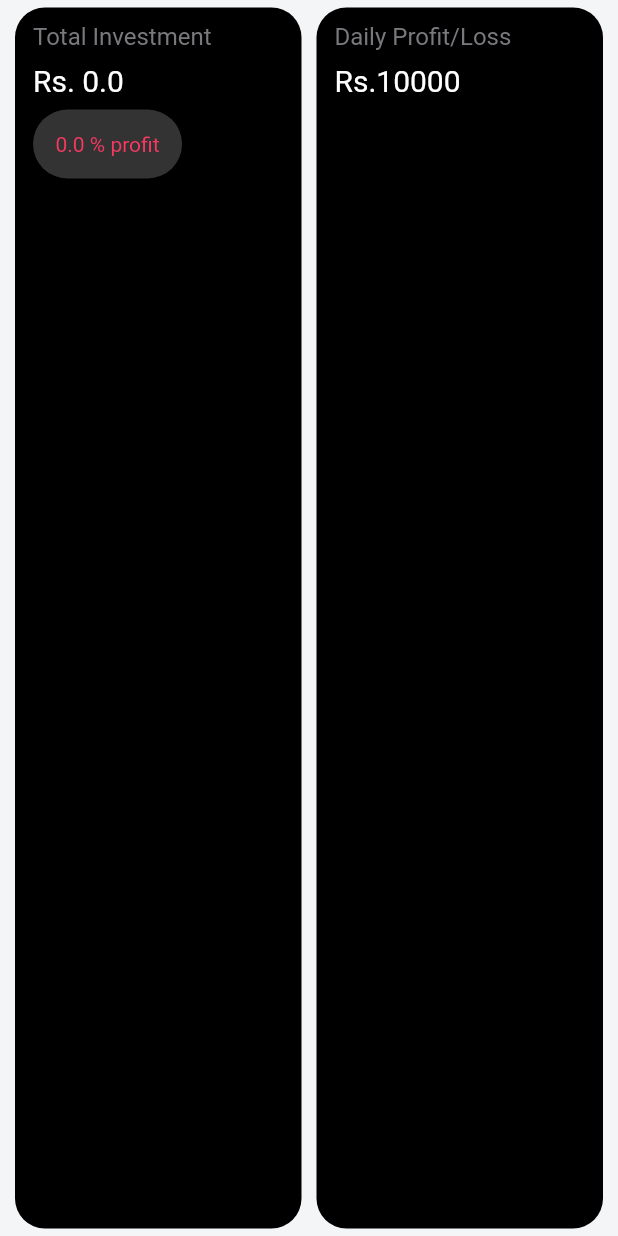
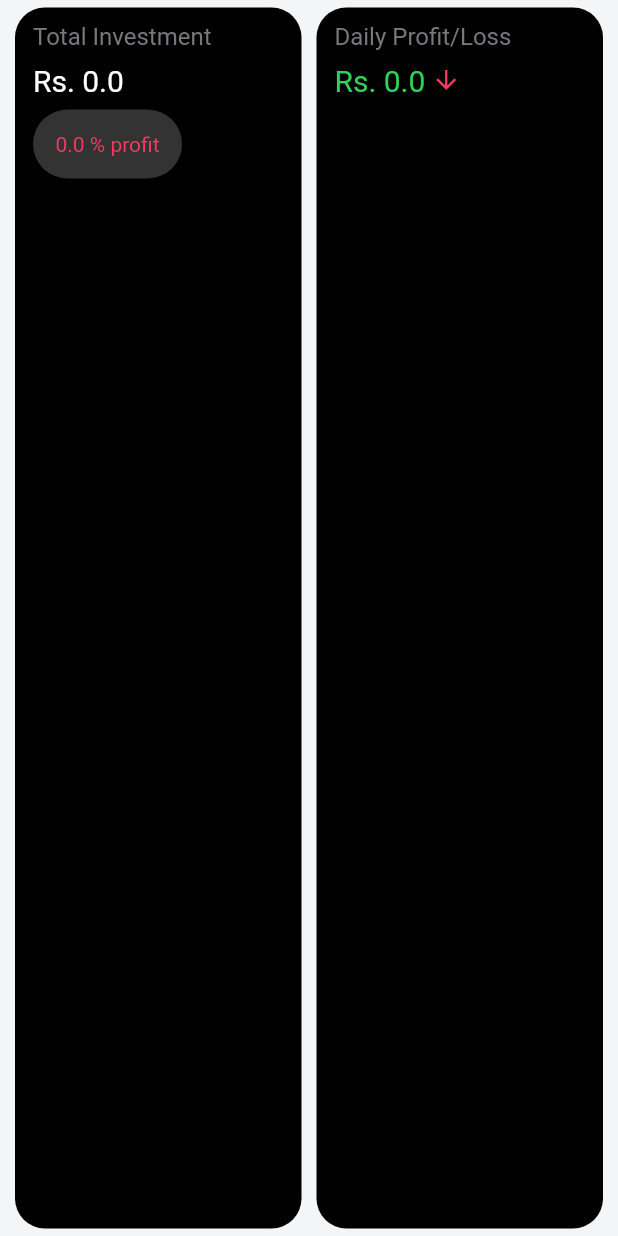
Before and after one commit to manil-123/stock_portfolio, a Flutter app: the ProfitLoss widget shown alone on an empty page, opened directly with empty values, on a phone screen of 412 x 824 dp. Run offline on Flutter 3.47's test engine with Material 2 defaults, Android fonts, the light colour scheme and no system bars; our stand-ins replace connectivity_plus, equatable, flutter_bloc, fluttertoast, sembast; network calls fail.

Commit message:
poertfolio all set up

```diff
--- a/lib/blocs/portfolio/portfolio_bloc.dart
+++ b/lib/blocs/portfolio/portfolio_bloc.dart
@@ -20,6 +20,7 @@ class PortfolioBloc extends Bloc<PortfolioEvent, PortfolioState> {
         final totalProfitLoss = await calculationRepo!.getTotalProfitLoss();
         final currentValue = await calculationRepo!.getCurrentValue();
         final totalPLPercentage = await calculationRepo!.profitLossPercentage();
+        final dailyPL = await calculationRepo!.getTotalDailyProfitLoss();
         emit(PortfolioLoaded(
             totalInvestment: totalInvestment,
             totalShares: totalShares,
@@ -27,6 +28,7 @@ class PortfolioBloc extends Bloc<PortfolioEvent, PortfolioState> {
             totalProfiLoss: totalProfitLoss,
             currentValue: currentValue,
             totalPLPercentage: totalPLPercentage,
+            totalDailyPL: dailyPL,
             localStockDataList: localStockList));
       } catch (e) {
         emit(PortfolioFailedToLoad());
@@ -43,6 +45,7 @@ class PortfolioBloc extends Bloc<PortfolioEvent, PortfolioState> {
         final totalProfitLoss = await calculationRepo!.getTotalProfitLoss();
         final currentValue = await calculationRepo!.getCurrentValue();
         final totalPLPercentage = await calculationRepo!.profitLossPercentage();
+        final dailyPL = await calculationRepo!.getTotalDailyProfitLoss();
         emit(PortfolioLoaded(
             totalInvestment: totalInvestment,
             totalShares: totalShares,
@@ -50,6 +53,7 @@ class PortfolioBloc extends Bloc<PortfolioEvent, PortfolioState> {
             totalProfiLoss: totalProfitLoss,
             currentValue: currentValue,
             totalPLPercentage: totalPLPercentage,
+            totalDailyPL: dailyPL,
             localStockDataList: localStockList));
       } catch (e) {
         emit(PortfolioFailedToLoad());
@@ -67,6 +71,7 @@ class PortfolioBloc extends Bloc<PortfolioEvent, PortfolioState> {
         final totalProfitLoss = await calculationRepo!.getTotalProfitLoss();
         final currentValue = await calculationRepo!.getCurrentValue();
         final totalPLPercentage = await calculationRepo!.profitLossPercentage();
+        final dailyPL = await calculationRepo!.getTotalDailyProfitLoss();
         emit(PortfolioLoaded(
             totalInvestment: totalInvestment,
             totalShares: totalShares,
@@ -74,6 +79,7 @@ class PortfolioBloc extends Bloc<PortfolioEvent, PortfolioState> {
             totalProfiLoss: totalProfitLoss,
             currentValue: currentValue,
             totalPLPercentage: totalPLPercentage,
+            totalDailyPL: dailyPL,
             localStockDataList: localStockList));
       } catch (e) {
         emit(PortfolioFailedToLoad());
--- a/lib/blocs/portfolio/portfolio_state.dart
+++ b/lib/blocs/portfolio/portfolio_state.dart
@@ -15,6 +15,7 @@ class PortfolioLoaded extends PortfolioState {
   final double? totalProfiLoss;
   final double? currentValue;
   final double? totalPLPercentage;
+  final double? totalDailyPL;
   final List<LocalStockData>? localStockDataList;
 
   PortfolioLoaded(
@@ -24,6 +25,7 @@ class PortfolioLoaded extends PortfolioState {
       this.totalProfiLoss,
       this.currentValue,
       this.totalPLPercentage,
+      this.totalDailyPL,
       this.localStockDataList});
 }
 
--- a/lib/views/screens/portfolio/com/profit_loss.dart
+++ b/lib/views/screens/portfolio/com/profit_loss.dart
@@ -4,7 +4,9 @@ import 'package:share_portfolio/constants/style.dart';
 class ProfitLoss extends StatelessWidget {
   final double? totalInvestment;
   final double? profitLossPercent;
-  const ProfitLoss({Key? key, this.totalInvestment, this.profitLossPercent})
+  final double? dailyPL;
+  const ProfitLoss(
+      {Key? key, this.totalInvestment, this.profitLossPercent, this.dailyPL})
       : super(key: key);
 
   @override
@@ -52,11 +54,17 @@ class ProfitLoss extends StatelessWidget {
                       borderRadius: BorderRadius.circular(25),
                     ),
                     child: Text(
-                      profitLossPercent! < 0
-                          ? '${profitLossPercent!.toStringAsFixed(1)} % loss'
-                          : '${profitLossPercent!.toStringAsFixed(1)} % profit',
+                      profitLossPercent!.isNaN
+                          ? 'No profit/loss'
+                          : (profitLossPercent! < 0
+                              ? '${profitLossPercent!.toStringAsFixed(1)} % loss'
+                              : '${profitLossPercent!.toStringAsFixed(1)} % profit'),
                       style: TextStyle(
-                          color: profitLossPercent! > 0 ? greenColor : redColor,
+                          color: profitLossPercent!.isNaN
+                              ? Colors.white
+                              : profitLossPercent! > 0
+                                  ? greenColor
+                                  : redColor,
                           fontSize: 14.0),
                     ),
                   )
@@ -77,7 +85,7 @@ class ProfitLoss extends StatelessWidget {
               child: Column(
                 crossAxisAlignment: CrossAxisAlignment.start,
                 mainAxisAlignment: MainAxisAlignment.start,
-                children: const [
+                children: [
                   Text(
                     'Daily Profit/Loss',
                     maxLines: 2,
@@ -86,10 +94,30 @@ class ProfitLoss extends StatelessWidget {
                   SizedBox(
                     height: 8,
                   ),
-                  Text(
-                    'Rs.10000',
-                    textAlign: TextAlign.center,
-                    style: TextStyle(color: Colors.white, fontSize: 20.0),
+                  Row(
+                    children: [
+                      Text(
+                        'Rs. ${dailyPL!.toStringAsFixed(1).replaceAll(RegExp('-'), '')}',
+                        textAlign: TextAlign.center,
+                        style: TextStyle(
+                            color: dailyPL! < 0 ? redColor : greenColor,
+                            fontSize: 20.0),
+                      ),
+                      SizedBox(
+                        width: 4,
+                      ),
+                      dailyPL! > 0
+                          ? Icon(
+                              Icons.arrow_upward,
+                              color: greenColor,
+                              size: 20,
+                            )
+                          : Icon(
+                              Icons.arrow_downward,
+                              color: redColor,
+                              size: 20,
+                            ),
+                    ],
                   ),
                   SizedBox(
                     height: 8,
```
Also changed, not shown: lib/repository/calculation_repo.dart (+12 -0 lines), lib/views/screens/portfolio/com/current_holdings.dart (+7 -2 lines), lib/views/widgets/show_alert_dialog.dart (added, +85 -0 lines).
